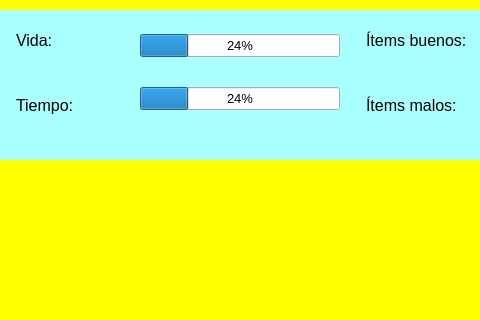
This is Tareas/T2/assets/ventana_juego.ui in minsoos/my_code-iic2233-2021-1 as Qt 5 draws it before an edit; both pictures show x 125 to 605 and y 0 to 320 of the 1100 by 680 pixel window. The edited form follows.
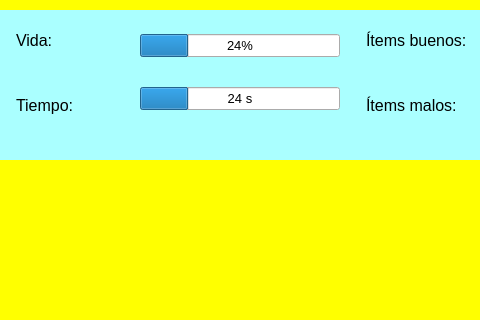
This is the edited form.

Patch:
```diff
--- a/Tareas/T2/assets/ventana_juego.ui
+++ b/Tareas/T2/assets/ventana_juego.ui
@@ -133,6 +133,9 @@
            <property name="value">
             <number>24</number>
            </property>
+           <property name="format">
+            <string>%v s</string>
+           </property>
           </widget>
          </item>
         </layout>
```
